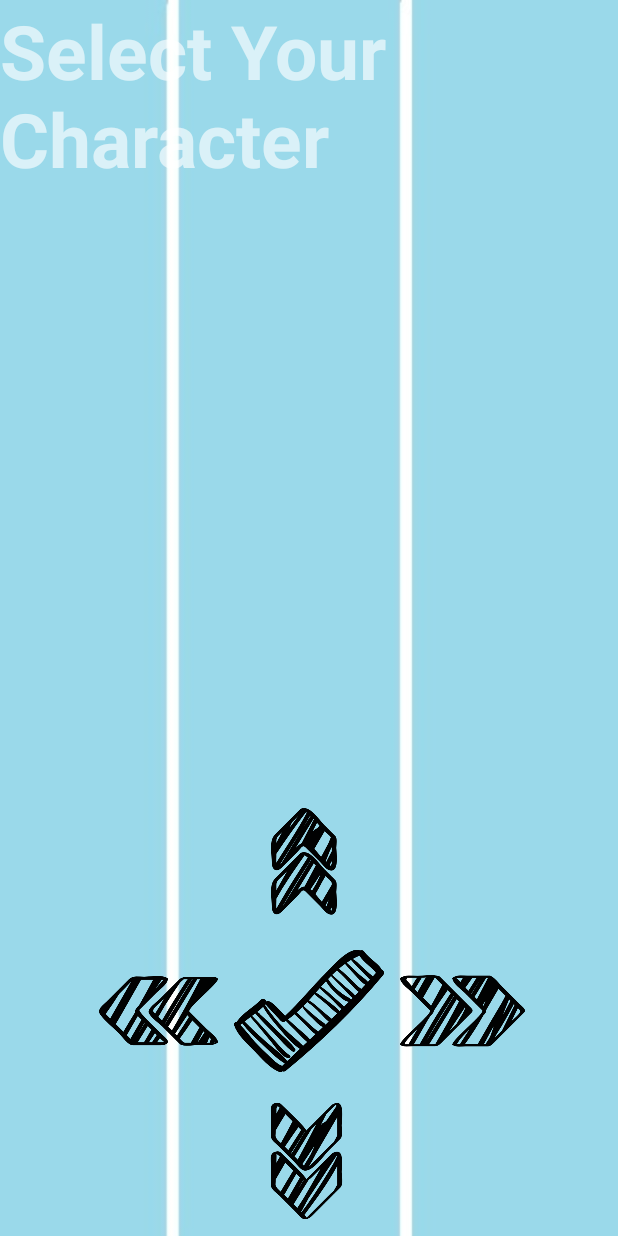
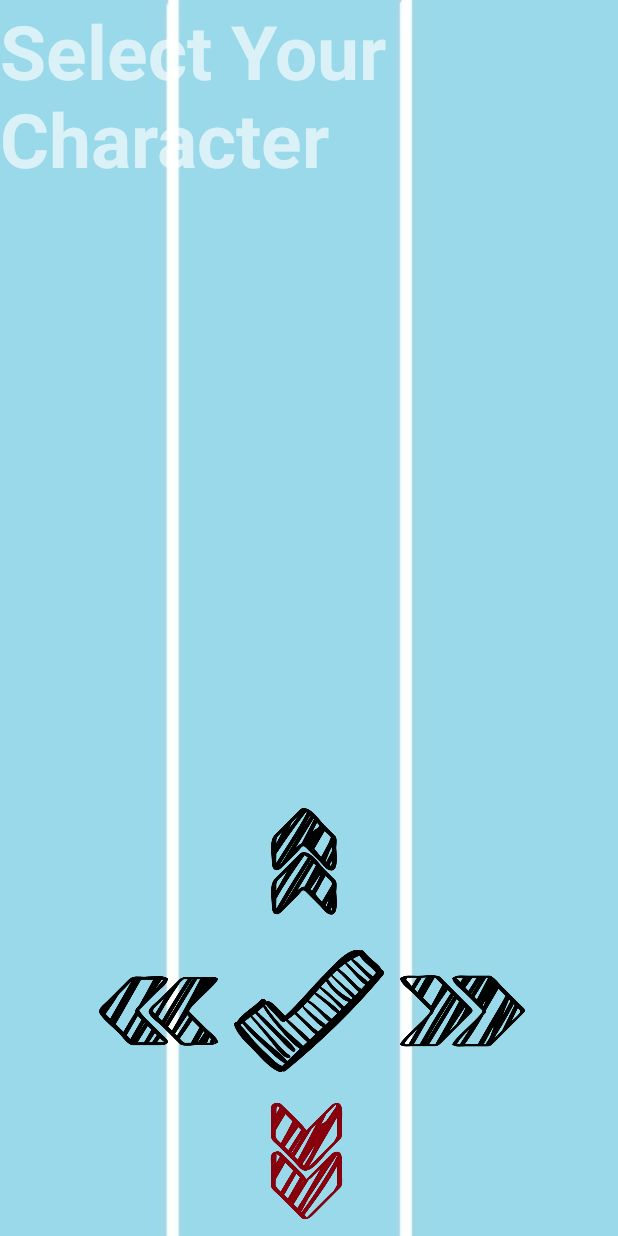
Before and after one commit to dorislee1112/Running-Man-Android, an Android app: the SelectActivity screen opened directly, with no data from a screen before it, on a phone screen of 412 x 824 dp. Run offline under Robolectric (Android 15) with nearby library versions, the phone set to English and light mode, and no system bars.

Commit message:
on focus

```diff
--- a/app/src/main/res/layout/select.xml
+++ b/app/src/main/res/layout/select.xml
@@ -35,11 +35,12 @@
         android:scaleType="centerCrop"
         android:src="@drawable/down"
         android:cropToPadding="false"
-        android:focusable="false"
         android:clickable="true"
         android:background="#00ffffff"
         android:layout_alignBottom="@+id/imageView1"
-        android:layout_centerHorizontal="true" />
+        android:layout_centerHorizontal="true"
+        android:focusable="true"
+        android:focusableInTouchMode="true"/>
 
     <ImageButton
         android:layout_width="100dp"
@@ -48,12 +49,13 @@
         android:scaleType="centerCrop"
         android:src="@drawable/left"
         android:cropToPadding="false"
-        android:focusable="false"
         android:clickable="true"
         android:background="#00ffffff"
         android:layout_above="@+id/down_button"
         android:layout_toLeftOf="@+id/down_button"
-        android:layout_toStartOf="@+id/down_button" />
+        android:layout_toStartOf="@+id/down_button"
+        android:focusable="true"
+        android:focusableInTouchMode="true"/>
 
     <ImageButton
         android:layout_width="100dp"
@@ -62,12 +64,13 @@
         android:scaleType="centerCrop"
         android:src="@drawable/right"
         android:cropToPadding="false"
-        android:focusable="false"
         android:clickable="true"
         android:background="#00ffffff"
         android:layout_above="@+id/down_button"
         android:layout_toRightOf="@+id/down_button"
-        android:layout_toEndOf="@+id/down_button" />
+        android:layout_toEndOf="@+id/down_button"
+        android:focusable="true"
+        android:focusableInTouchMode="true"/>
 
     <ImageButton
         android:layout_width="100dp"
@@ -76,11 +79,12 @@
         android:scaleType="centerCrop"
         android:src="@drawable/up"
         android:cropToPadding="false"
-        android:focusable="false"
         android:clickable="true"
         android:background="#00ffffff"
         android:layout_above="@+id/left_button"
-        android:layout_centerHorizontal="true" />
+        android:layout_centerHorizontal="true"
+        android:focusable="true"
+        android:focusableInTouchMode="true"/>
 
     <TextView
         android:layout_width="wrap_content"
@@ -111,6 +115,8 @@
         android:layout_below="@+id/up_button"
         android:layout_alignLeft="@+id/up_button"
         android:layout_alignStart="@+id/up_button"
-        android:src="@drawable/sign" />
+        android:src="@drawable/sign"
+        android:focusable="true"
+        android:focusableInTouchMode="true"/>
 
 </RelativeLayout>
```
Also changed, not shown: app/src/main/java/com/example/user/sunsonfinalproject/SelectActivity.java (+16 -14 lines).
